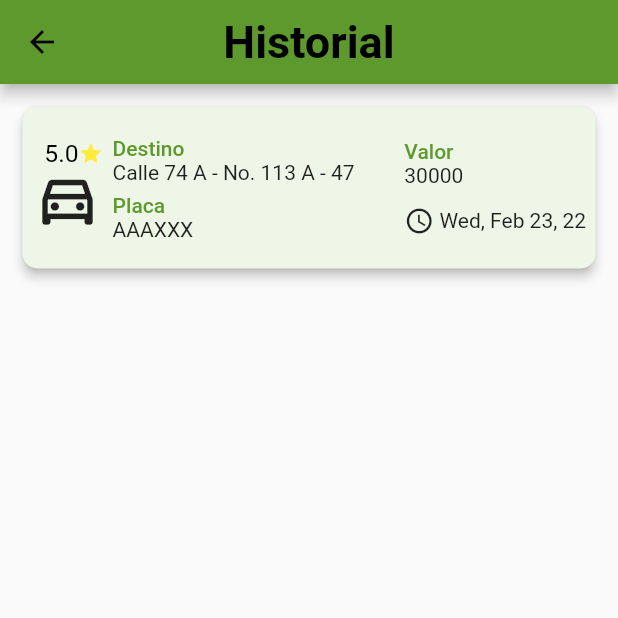
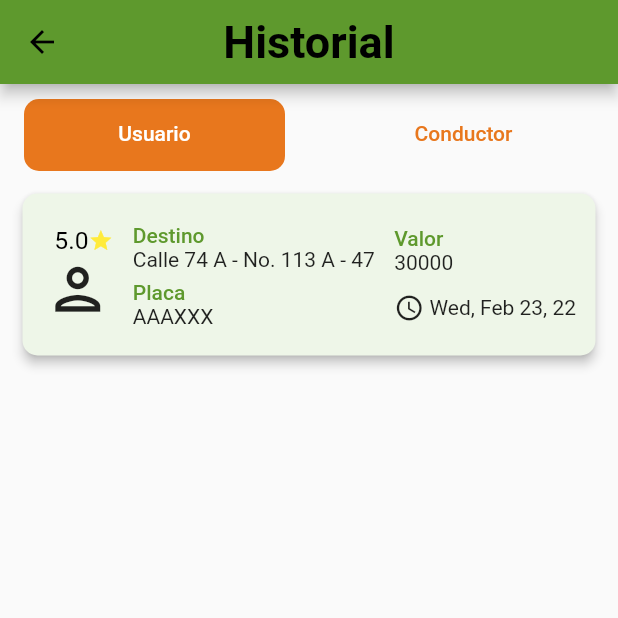
Before and after one commit to paDonde6946/pa_donde_app, a Flutter app: the HistorialPag screen opened directly, on a phone screen of 412 x 824 dp, the top half of it. Run offline on Flutter 3.47's test engine with Material 2 defaults, Android fonts, the phone set to English and light mode, and no system bars; our stand-ins replace animate_do, bloc, curved_navigation_bar, dio, equatable, flutter_bloc and 6 more; missing offline and left inert: custom_navigator, google_polyline_algorithm; accounts and stored records are empty.

Commit message:
Historial - Detalle - Imagen
Falta conectar historial

```diff
--- a/lib/ui/pages/historial_pag.dart
+++ b/lib/ui/pages/historial_pag.dart
@@ -1,5 +1,10 @@
+// ignore_for_file: prefer_const_constructors
+
 import 'package:flutter/material.dart';
 import 'package:intl/intl.dart';
+import 'package:pa_donde_app/data/models/servicio_modelo.dart';
+
+import 'detalle_historial_pag.dart';
 
 //------------------IMPORTACIONES LOCALES------------------------------
 // import 'package:pa_donde_app/data/services/autencicacion_servicio.dart';
@@ -16,94 +21,9 @@ class HistorialPag extends StatefulWidget {
 class _HistorialPagState extends State<HistorialPag> {
   @override
   Widget build(BuildContext context) {
+    Servicio servicio = Servicio();
     // setState(() {});
-    return Scaffold(appBar: appBar(), body: body());
-  }
-
-  Widget body() {
-    return ListView(
-      children: [
-        Container(
-          child: cardDeServicio(
-              destino: "Calle 74 A - No. 113 A - 47",
-              fecha: DateTime.parse("1969-07-20 20:18:04Z"),
-              placa: "AAAXXX",
-              valorServicio: "30000"),
-        ),
-      ],
-    );
-  }
-
-  Widget cardDeServicio(
-      {String? destino,
-      DateTime? fecha,
-      String? placa,
-      String? valorServicio}) {
-    final size = MediaQuery.of(context).size;
-    return Column(
-      children: [
-        Card(
-          color: const Color.fromRGBO(238, 246, 232, 1),
-          shape:
-              RoundedRectangleBorder(borderRadius: BorderRadius.circular(10)),
-          margin: const EdgeInsets.all(15),
-          elevation: 3,
-          child: Row(
-            mainAxisAlignment: MainAxisAlignment.spaceEvenly,
-            children: [
-              Column(
-                children: [
-                  Container(
-                      padding: EdgeInsets.only(left: size.width * 0.02),
-                      child: cuadroEstrella(
-                          '5.0')),
-                  const Icon(Icons.drive_eta_outlined, size: 45)
-                ],
-              ),
-              Container(
-                padding: const EdgeInsets.only(top: 20),
-                child: Container(
-                  padding: const EdgeInsets.only(bottom: 18),
-                  child: Column(
-                    crossAxisAlignment: CrossAxisAlignment.start,
-                    children: [
-                      subTitulosDelServicio(subtitulo: "Destino"),
-                      textoDelServicio(texto: destino),
-                      const SizedBox(
-                        height: 6,
-                      ),
-                      subTitulosDelServicio(subtitulo: "Placa"),
-                      textoDelServicio(texto: placa),
-                    ],
-                  ),
-                ),
-              ),
-              SizedBox(
-                width: size.width * 0.05,
-              ),
-              Column(
-                crossAxisAlignment: CrossAxisAlignment.start,
-                children: [
-                  subTitulosDelServicio(subtitulo: "Valor"),
-                  textoDelServicio(texto: valorServicio),
-                  const SizedBox(
-                    height: 12,
-                  ),
-                  Row(
-                    children: [
-                      const Icon(Icons.access_time_outlined, size: 20),
-                      textoDelServicio(
-                          texto: DateFormat(' EEE, MMM d, ' 'yy')
-                              .format(DateTime.now())),
-                    ],
-                  ),
-                ],
-              ),
-            ],
-          ),
-        ),
-      ],
-    );
+    return Scaffold(appBar: appBar(), body: _tabSection(servicio));
   }
 
   PreferredSizeWidget appBar() {
@@ -146,4 +66,199 @@ class _HistorialPagState extends State<HistorialPag> {
       ],
     );
   }
+
+  Widget _tabSection(Servicio servicio) {
+    return DefaultTabController(
+      length: 2,
+      child: Column(
+        children: <Widget>[
+          const SizedBox(
+            height: 10,
+          ),
+          TabBar(
+              unselectedLabelColor: Theme.of(context).primaryColorLight,
+              indicatorSize: TabBarIndicatorSize.label,
+              indicator: BoxDecoration(
+                  borderRadius: BorderRadius.circular(10),
+                  color: Theme.of(context).primaryColorLight),
+              // ignore: prefer_const_literals_to_create_immutables
+              tabs: [
+                Tab(
+                  child: Align(
+                    alignment: Alignment.center,
+                    child: Text("Usuario"),
+                  ),
+                ),
+                Tab(
+                  child: Align(
+                    alignment: Alignment.center,
+                    child: Text("Conductor"),
+                  ),
+                ),
+              ]),
+          SizedBox(
+            height: MediaQuery.of(context).size.height * 0.62,
+            child: TabBarView(children: [
+              cardDeServicioUsuario(servicio),
+              cardDeServicioConductor(servicio)
+            ]),
+          ),
+        ],
+      ),
+    );
+  }
+
+  Widget cardDeServicioUsuario(Servicio servicio) {
+    final size = MediaQuery.of(context).size;
+    return ListView(
+      children: [
+        GestureDetector(
+          onTap: () {
+            Navigator.push(
+              context,
+              MaterialPageRoute(
+                  builder: (context) => const DetalleHistorialServicioPag()),
+            );
+          },
+          child: Card(
+            color: const Color.fromRGBO(238, 246, 232, 1),
+            shape:
+                RoundedRectangleBorder(borderRadius: BorderRadius.circular(10)),
+            margin: const EdgeInsets.all(15),
+            elevation: 3,
+            child: Row(
+              mainAxisAlignment: MainAxisAlignment.spaceEvenly,
+              children: [
+                Column(
+                  children: [
+                    Container(
+                        padding: EdgeInsets.only(left: size.width * 0.02),
+                        child: cuadroEstrella('5.0')),
+                    const Icon(Icons.person_outlined, size: 45)
+                  ],
+                ),
+                Container(
+                  padding: const EdgeInsets.only(top: 20),
+                  child: Container(
+                    padding: const EdgeInsets.only(bottom: 18),
+                    child: Column(
+                      crossAxisAlignment: CrossAxisAlignment.start,
+                      children: [
+                        subTitulosDelServicio(subtitulo: "Destino"),
+                        textoDelServicio(
+                            texto:
+                                "Calle 74 A - No. 113 A - 47"), // servicio.historialDestino.toString()
+                        const SizedBox(
+                          height: 6,
+                        ),
+                        subTitulosDelServicio(subtitulo: "Placa"),
+                        textoDelServicio(
+                            texto: "AAAXXX"), // servicio.idVehiculo.toString()
+                      ],
+                    ),
+                  ),
+                ),
+                Column(
+                  crossAxisAlignment: CrossAxisAlignment.start,
+                  children: [
+                    subTitulosDelServicio(subtitulo: "Valor"),
+                    textoDelServicio(
+                        texto: "30000"), //servicio.auxilioEconomico.toString()
+                    const SizedBox(
+                      height: 12,
+                    ),
+                    Row(
+                      children: [
+                        const Icon(Icons.access_time_outlined, size: 20),
+                        textoDelServicio(
+                            texto: DateFormat(' EEE, MMM d, ' 'yy')
+                                .format(DateTime.now())),
+                      ],
+                    ),
+                  ],
+                ),
+              ],
+            ),
+          ),
+        ),
+      ],
+    );
+  }
+
+  Widget cardDeServicioConductor(Servicio servicio) {
+    final size = MediaQuery.of(context).size;
+    return ListView(
+      children: [
+        GestureDetector(
+          onTap: () {
+            Navigator.push(
+              context,
+              MaterialPageRoute(
+                  builder: (context) => const DetalleHistorialServicioPag()),
+            );
+          },
+          child: Card(
+            color: const Color.fromRGBO(238, 246, 232, 1),
+            shape:
+                RoundedRectangleBorder(borderRadius: BorderRadius.circular(10)),
+            margin: const EdgeInsets.all(15),
+            elevation: 3,
+            child: Row(
+              mainAxisAlignment: MainAxisAlignment.spaceEvenly,
+              children: [
+                Column(
+                  children: [
+                    Container(
+                        padding: EdgeInsets.only(left: size.width * 0.02),
+                        child: cuadroEstrella('5.0')),
+                    const Icon(Icons.drive_eta_outlined, size: 45)
+                  ],
+                ),
+                Container(
+                  padding: const EdgeInsets.only(top: 20),
+                  child: Container(
+                    padding: const EdgeInsets.only(bottom: 18),
+                    child: Column(
+                      crossAxisAlignment: CrossAxisAlignment.start,
+                      children: [
+                        subTitulosDelServicio(subtitulo: "Destino"),
+                        textoDelServicio(
+                            texto:
+                                "Calle 74 A - No. 113 A - 47"), // servicio.historialDestino.toString()
+                        const SizedBox(
+                          height: 6,
+                        ),
+                        subTitulosDelServicio(subtitulo: "Placa"),
+                        textoDelServicio(
+                            texto: "AAAXXX"), // servicio.idVehiculo.toString()
+                      ],
+                    ),
+                  ),
+                ),
+                Column(
+                  crossAxisAlignment: CrossAxisAlignment.start,
+                  children: [
+                    subTitulosDelServicio(subtitulo: "Valor"),
+                    textoDelServicio(
+                        texto: "30000"), //servicio.auxilioEconomico.toString()
+                    const SizedBox(
+                      height: 12,
+                    ),
+                    Row(
+                      children: [
+                        const Icon(Icons.access_time_outlined, size: 20),
+                        textoDelServicio(
+                            texto: DateFormat(' EEE, MMM d, ' 'yy')
+                                .format(DateTime.now())),
+                      ],
+                    ),
+                  ],
+                ),
+              ],
+            ),
+          ),
+        ),
+      ],
+    );
+  }
 }
--- a/lib/ui/pages/perfil_pag.dart
+++ b/lib/ui/pages/perfil_pag.dart
@@ -189,7 +189,7 @@ class _PerfilPagState extends State<PerfilPag> {
         width: 200,
         child: FadeInImage(
           image: NetworkImage(
-              'https://upload.wikimedia.org/wikipedia/commons/thumb/6/60/User.svg/768px-User.svg.png'),
+              'https://media.istockphoto.com/vectors/people-icon-logo-isolated-on-white-background-vector-id1183215612?k=20&m=1183215612&s=170667a&w=0&h=GcHhIXJBau012RiKnc4LjvJC9PDzdELjtPqjdfW3QKk='),
           placeholder: AssetImage('img/gif/cargando.gif'),
           fadeInDuration: Duration(milliseconds: 200),
           height: 300.0,
```
Also changed, not shown: lib/ui/pages/detalle_historial_pag.dart (added, +195 -0 lines).
